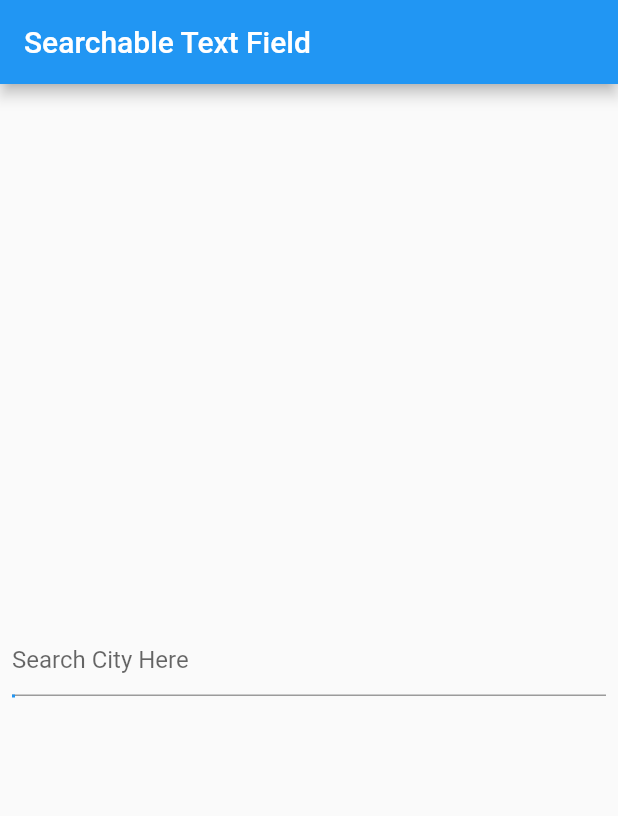
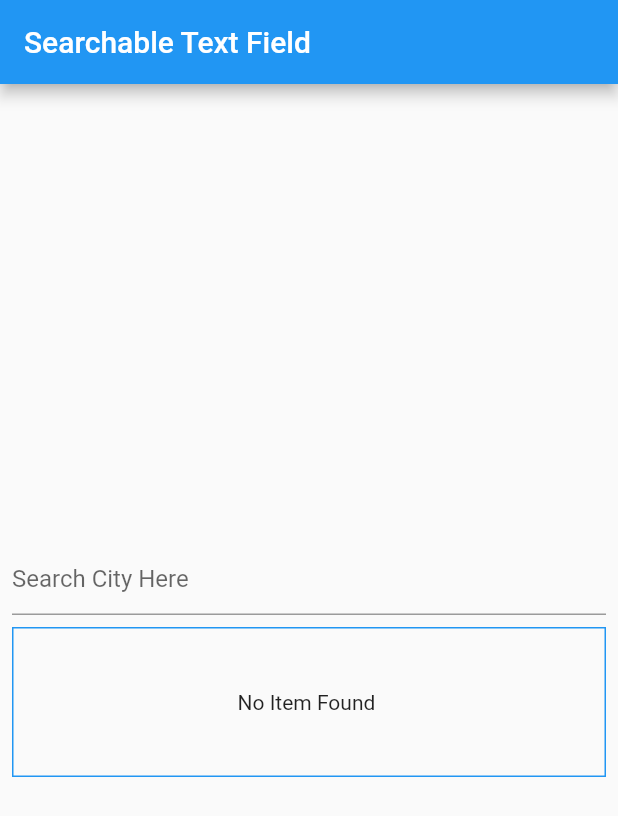
Before and after one commit to amirr-dotcom/searchable_text_field, a Flutter app: the screen it shows after launch, on a phone screen of 412 x 824 dp. Shown: the top 816 px of the screen. Run offline on Flutter 3.47's test engine with Material 2 defaults, Android fonts, the phone set to English and light mode, and no system bars; statements that could not run were skipped.

```diff
--- a/example/lib/main.dart
+++ b/example/lib/main.dart
@@ -76,6 +76,7 @@ class _MyHomePageState extends State<MyHomePage> {
   TextEditingController controller=TextEditingController();
 
   City? selectedCity;
+  bool loading =false;
 
   @override
   Widget build(BuildContext context) {
@@ -98,9 +99,16 @@ class _MyHomePageState extends State<MyHomePage> {
           padding: const EdgeInsets.all(8.0),
           child:     SearchableTextField<City>(
             controller: controller,
-            // show loader true when you want to show load screen
-            showLoader: false,
-            hideMenu: selectedCity!=null,
+            // maintain status
+            status: selectedCity!=null?
+            SearchableTextFieldStatus.itemSelected :
+            loading?
+            SearchableTextFieldStatus.loading :
+            searchedCities.isEmpty?
+            SearchableTextFieldStatus.noItemFound :
+            searchedCities.isNotEmpty?
+            SearchableTextFieldStatus.itemFound :
+            SearchableTextFieldStatus.itemFound,
             menuOption: MenuOption(
             ),
             decoration: const InputDecoration(
--- a/lib/searchable_text_field.dart
+++ b/lib/searchable_text_field.dart
@@ -1,11 +1,12 @@
 library searchable_text_field;
 
 export 'src/menu_option.dart';
+export 'src/status.dart';
 
 import 'dart:async';
 
 import 'package:flutter/material.dart';
-import 'package:searchable_text_field/src/menu_option.dart';
+import 'package:searchable_text_field/searchable_text_field.dart';
 
 
 class SearchableTextField<T> extends StatelessWidget {
@@ -14,9 +15,9 @@ class SearchableTextField<T> extends StatelessWidget {
   final ValueChanged<T> onSelectedItem;
   final List<SearchableItem<T>>? items;
   final InputDecoration? decoration;
-  final bool showLoader;
-  final bool hideMenu;
+  final SearchableTextFieldStatus status;
   final Widget? loaderWidget;
+  final Widget? noItemWidget;
   final Duration debounceDuration;
   final TextEditingController controller;
   final MenuOption? menuOption;
@@ -27,10 +28,9 @@ class SearchableTextField<T> extends StatelessWidget {
     this.items,
     required this.onSelectedItem,
     this.decoration,
-    this.showLoader=false,
+    this.status=SearchableTextFieldStatus.none,
     required this.controller,
-    this.hideMenu=false,
-    this.debounceDuration= const Duration(milliseconds: 100), this.menuOption, this.loaderWidget
+    this.debounceDuration= const Duration(milliseconds: 100), this.menuOption, this.loaderWidget, this.noItemWidget
   }) : super(key: key);
 
   @override
@@ -38,7 +38,55 @@ class SearchableTextField<T> extends StatelessWidget {
     final debouncer=Debouncer(duration: debounceDuration);
     final theme=Theme.of(context);
 
-    bool openBottomSheet=showLoader==true || ((items??[]).isNotEmpty && !hideMenu);
+    bool openBottomSheet=(status==SearchableTextFieldStatus.itemFound ||
+        status==SearchableTextFieldStatus.noItemFound ||
+        status==SearchableTextFieldStatus.loading);
+
+
+    Widget loader=loaderWidget?? const Padding(
+      padding: EdgeInsets.all(10.0),
+      child: Center(
+        child: SizedBox(
+          height: 10,
+          width: 10,
+          child: CircularProgressIndicator(
+          ),
+        ),
+      ),
+    );
+
+
+    Widget itemsWidget=SingleChildScrollView(
+      child: Column(
+        mainAxisSize: MainAxisSize.min,
+        crossAxisAlignment: CrossAxisAlignment.start,
+        children: List.generate((items??[]).length, (index) {
+          SearchableItem<T> item=items![index];
+          return InkWell(
+            onTap: (){
+              onSelectedItem(item.value);
+              controller.text=item.title;
+            },
+            child: Padding(
+              padding: const EdgeInsets.all(8.0),
+              child: Align(
+                  alignment: menuOption?.alignment??Alignment.centerLeft,
+                  child: Text(item.title,
+                    textAlign: item.textAlign,
+                    style: item.style,)),
+            ),
+          );
+        }),
+      ),
+    );
+
+
+    Widget noItemFoundWidget=noItemWidget?? const Padding(
+      padding: EdgeInsets.all(10.0),
+      child: Center(child: Text("No Item Found ")),
+    );
+
+
     return Column(
       crossAxisAlignment: CrossAxisAlignment.start,
       mainAxisSize: MainAxisSize.min,
@@ -75,48 +123,11 @@ class SearchableTextField<T> extends StatelessWidget {
                   color: theme.primaryColor
               ),
             ),
-            child:  showLoader==true?  (loaderWidget?? Padding(
-              padding: const EdgeInsets.all(10.0),
-              child: Row(
-                mainAxisSize: MainAxisSize.max,
-                mainAxisAlignment: MainAxisAlignment.center,
-                children: const [
-                  Padding(
-                    padding: EdgeInsets.all(2.0),
-                    child: SizedBox(
-                      height: 10,
-                      width: 10,
-                      child: CircularProgressIndicator(
-                      ),
-                    ),
-                  ),
-                ],
-              ),
-            )):
-
-            SingleChildScrollView(
-              child: Column(
-                mainAxisSize: MainAxisSize.min,
-                crossAxisAlignment: CrossAxisAlignment.start,
-                children: List.generate((items??[]).length, (index) {
-                  SearchableItem<T> item=items![index];
-                  return InkWell(
-                    onTap: (){
-                      onSelectedItem(item.value);
-                      controller.text=item.title;
-                    },
-                    child: Padding(
-                      padding: const EdgeInsets.all(8.0),
-                      child: Align(
-                          alignment: menuOption?.alignment??Alignment.centerLeft,
-                          child: Text(item.title,
-                          textAlign: item.textAlign,
-                          style: item.style,)),
-                    ),
-                  );
-                }),
-              ),
-            ))
+            child:  status==SearchableTextFieldStatus.loading?  loader:
+            status==SearchableTextFieldStatus.itemFound? itemsWidget :
+            status==SearchableTextFieldStatus.noItemFound? noItemFoundWidget :
+            status==SearchableTextFieldStatus.itemSelected? itemsWidget :
+            Container())
       ],
     );
   }
--- /dev/null
+++ b/lib/src/status.dart
@@ -0,0 +1,7 @@
+enum SearchableTextFieldStatus {
+  none,
+  loading,
+  itemFound,
+  itemSelected,
+  noItemFound
+}
--- a/pubspec.yaml
+++ b/pubspec.yaml
@@ -1,7 +1,7 @@
 name: searchable_text_field
 description: for searching dynamic data and selection.
 repository: https://github.com/amirr-dotcom/searchable_text_field
-version: 1.0.1
+version: 1.0.2
 homepage:
 
 environment:
```
Also changed, not shown: 1 other file.
